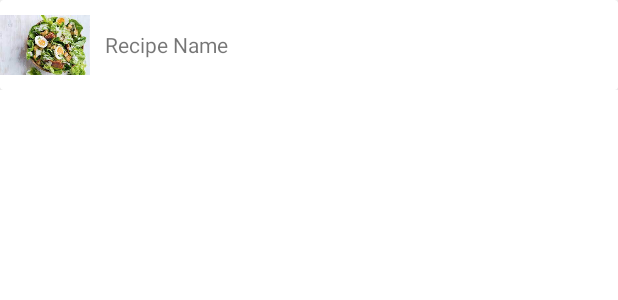
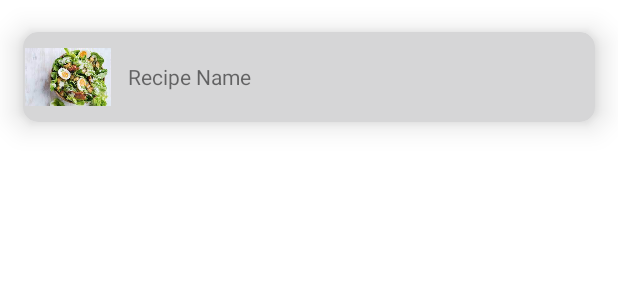
Before and after one commit to bendowsett/FoodApp, an Android app: the layout recipe_item.xml on its own in the app's theme, with its tools: preview values and no code run, on a phone screen of 412 x 824 dp. Shown: the top 300 px of the screen. Run offline under Robolectric (Android 15) with nearby library versions, the phone set to English and light mode, and no system bars.

```diff
--- a/app/src/main/res/layout/recipe_item.xml
+++ b/app/src/main/res/layout/recipe_item.xml
@@ -3,11 +3,20 @@
     android:layout_width="match_parent"
     android:layout_height="wrap_content"
     xmlns:tools="http://schemas.android.com/tools"
-    android:orientation="horizontal">
+    xmlns:app="http://schemas.android.com/apk/res-auto"
+    android:orientation="horizontal"
+    >
 
     <androidx.cardview.widget.CardView
         android:layout_width="match_parent"
         android:layout_height="wrap_content"
+        app:cardElevation="12dp"
+        app:cardCornerRadius="10dp"
+        app:cardBackgroundColor="@color/grey"
+        app:cardMaxElevation="12dp"
+        app:cardPreventCornerOverlap="true"
+        app:cardUseCompatPadding="true"
+        app:contentPadding="0dp"
         >
 
         <LinearLayout
@@ -16,11 +25,14 @@
             android:orientation="horizontal">
 
         <ImageView
+            android:id="@+id/recipeImage"
             android:layout_width="60dp"
             android:layout_height="60dp"
-            tools:src = "@drawable/food"/>
+            tools:src = "@drawable/food"
+            android:padding="1dp"/>
 
         <TextView
+            android:id="@+id/recipeName"
             android:layout_marginLeft="10dp"
             android:layout_width="match_parent"
             android:layout_height="wrap_content"
```
